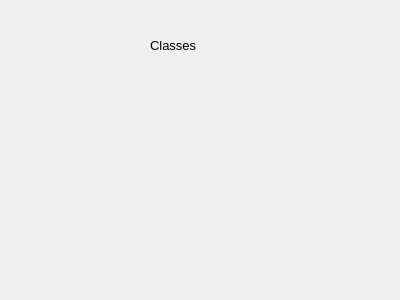
Qt form pageclassesform.ui (thenewcoder/school-administration-system) before a commit.
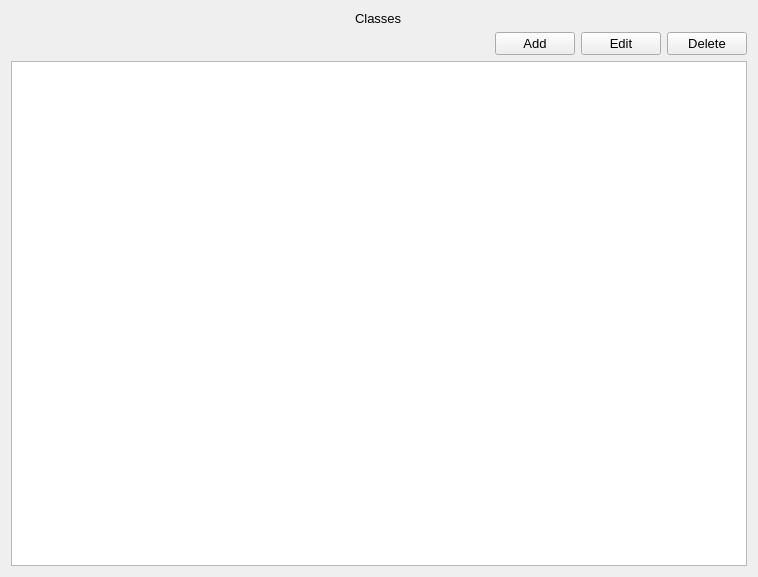
The same form after that commit.

Commit message: Added an Edit Class Dialog. Added the basic elements.

```diff
--- a/pageclassesform.ui
+++ b/pageclassesform.ui
@@ -6,8 +6,8 @@
    <rect>
     <x>0</x>
     <y>0</y>
-    <width>400</width>
-    <height>300</height>
+    <width>758</width>
+    <height>577</height>
    </rect>
   </property>
   <property name="font">
@@ -18,19 +18,56 @@
   <property name="windowTitle">
    <string>Form</string>
   </property>
-  <widget class="QLabel" name="label">
-   <property name="geometry">
-    <rect>
-     <x>150</x>
-     <y>30</y>
-     <width>71</width>
-     <height>31</height>
-    </rect>
-   </property>
-   <property name="text">
-    <string>Classes</string>
-   </property>
-  </widget>
+  <layout class="QVBoxLayout" name="verticalLayout">
+   <item alignment="Qt::AlignHCenter">
+    <widget class="QLabel" name="label">
+     <property name="text">
+      <string>Classes</string>
+     </property>
+    </widget>
+   </item>
+   <item>
+    <layout class="QHBoxLayout" name="horizontalLayout">
+     <item>
+      <spacer name="horizontalSpacer">
+       <property name="orientation">
+        <enum>Qt::Horizontal</enum>
+       </property>
+       <property name="sizeHint" stdset="0">
+        <size>
+         <width>40</width>
+         <height>20</height>
+        </size>
+       </property>
+      </spacer>
+     </item>
+     <item>
+      <widget class="QPushButton" name="btnAddClass">
+       <property name="text">
+        <string>Add</string>
+       </property>
+      </widget>
+     </item>
+     <item>
+      <widget class="QPushButton" name="btnEditClass">
+       <property name="text">
+        <string>Edit</string>
+       </property>
+      </widget>
+     </item>
+     <item>
+      <widget class="QPushButton" name="btnDeleteClass">
+       <property name="text">
+        <string>Delete</string>
+       </property>
+      </widget>
+     </item>
+    </layout>
+   </item>
+   <item>
+    <widget class="QTableView" name="tvClasses"/>
+   </item>
+  </layout>
  </widget>
  <resources/>
  <connections/>
```
The commit also changes 6 other files.
